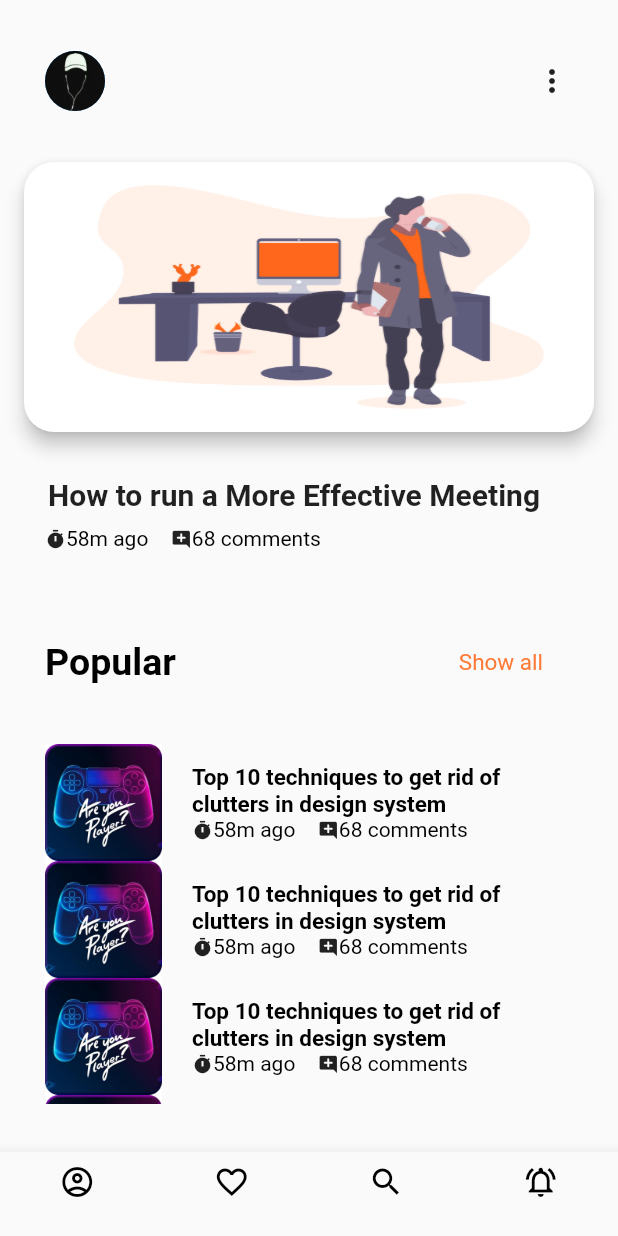
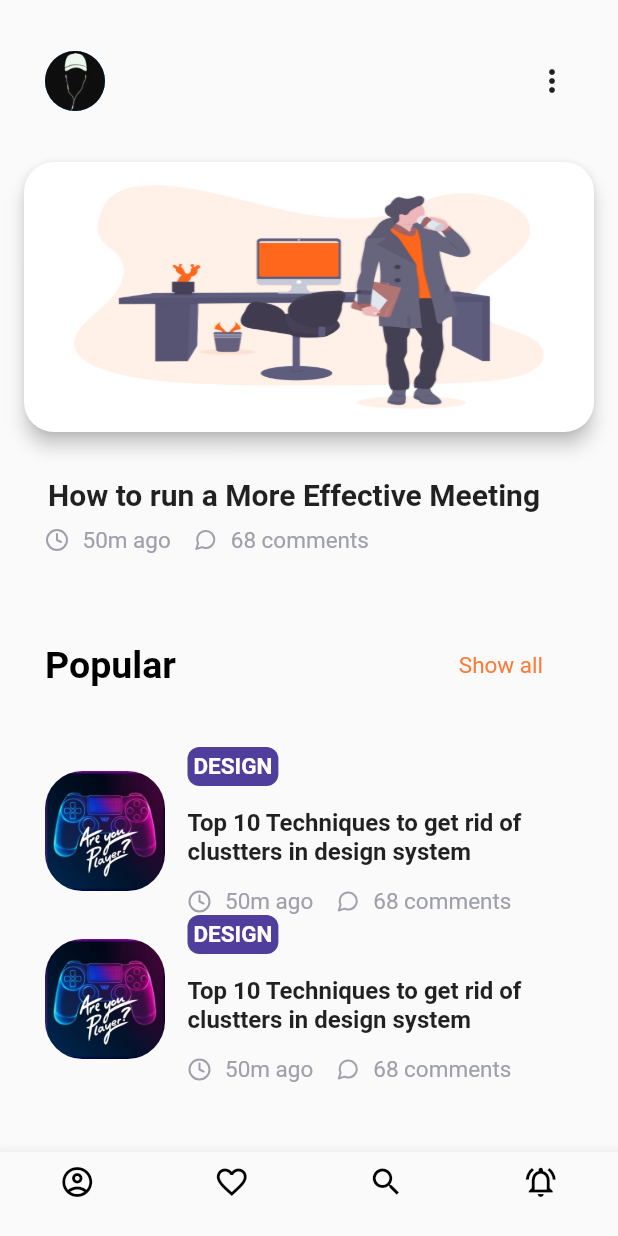
Before and after one commit to Crownedprinz/blog_app, a Flutter app: the screen it shows after launch, on a phone screen of 412 x 824 dp. Run offline on Flutter 3.47's test engine with Material 2 defaults, Android fonts, the phone set to English and light mode, and no system bars; our stand-ins replace floating_bottom_navigation_bar, flutter_icons.

Commit message:
ammended fonts, and the look of ListView in home page

```diff
--- a/lib/screens/FrontPage.dart
+++ b/lib/screens/FrontPage.dart
@@ -28,8 +28,6 @@ class _FrontPageState extends State<FrontPage> {
 
   getListViewCells(){
     List<Widget> widgets = [];
-    widgets.add(ShowCell());
-    widgets.add(ShowCell());
     widgets.add(ShowCell());
     widgets.add(ShowCell());
     return widgets;
--- a/lib/screens/ShowCell.dart
+++ b/lib/screens/ShowCell.dart
@@ -1,5 +1,6 @@
 import 'package:flutter/cupertino.dart';
 import 'package:flutter/material.dart';
+import 'package:flutter_icons/flutter_icons.dart';
 
 import 'ShowTimer.dart';
 
@@ -13,41 +14,59 @@ class ShowCell extends StatefulWidget {
 class ShowCellState extends State<ShowCell> {
   @override
   Widget build(BuildContext context) {
-    return Row(
-      children: [
-        Expanded(flex: 2, child: Image.asset('assets/images/gamePad.jpeg')),
-        SizedBox(
-          width: 20,
-        ),
-        Expanded(
-            flex: 6,
+    return Container(
+      // color: Colors.pink,
+      child: Row(
+        children: [
+          ClipRRect(
+            borderRadius: BorderRadius.circular(25),
+            child: Container(
+              height: 80,
+              width: 80,
+              // decoration: BoxDecoration(),
+              // color: Colors.black,
+              child:
+              Image.asset('assets/images/gamePad.jpeg', fit: BoxFit.cover),
+            ),
+          ),
+          SizedBox(width: 15),
+          Expanded(
             child: Column(
+              // mainAxisAlignment: MainAxisAlignment.spaceBetween,
               children: [
-                // new TextField(
-                //   textAlign: TextAlign.center,
-                //   decoration: new InputDecoration(
-                //       border: new OutlineInputBorder(
-                //         borderRadius: const BorderRadius.all(
-                //           const Radius.circular(10.0),
-                //         ),
-                //       ),
-                //       filled: true,
-                //       hintStyle: new TextStyle(color: Colors.white),
-                //       hintText: "DESIGN",
-                //       fillColor: Colors.deepPurple),
-                // ),
+                Row(
+                  children: [
+                    Container(
+                      decoration: BoxDecoration(
+                        color: Color(0xff503e9d),
+                        borderRadius: BorderRadius.circular(8),
+                      ),
+                      padding: EdgeInsets.all(4),
+                      child: Text(
+                        'DESIGN',
+                        style: TextStyle(
+                          color: Colors.white,
+                          fontSize: 15,
+                          fontWeight: FontWeight.bold,
+                        ),
+                      ),
+                    ),
+                  ],
+                ),
+                SizedBox(height: 15),
                 Text(
-                  'Top 10 techniques to get rid of clutters in design system',
+                  'Top 10 Techniques to get rid of clustters in design system',
                   style: TextStyle(
-                      fontSize: 15,
-                      color: Colors.black,
-                      fontWeight: FontWeight.bold,
-                      decoration: TextDecoration.none),
+                      fontSize: 16, fontWeight: FontWeight.w700),
                 ),
-                ShowTimer(),
+                SizedBox(height: 15),
+                ShowTimer()
               ],
-            ))
-      ],
+            ),
+          )
+        ],
+      ),
     );
+
   }
 }
--- a/lib/screens/ShowTimer.dart
+++ b/lib/screens/ShowTimer.dart
@@ -1,38 +1,54 @@
 import 'package:flutter/cupertino.dart';
 import 'package:flutter/material.dart';
+import 'package:flutter_icons/flutter_icons.dart';
 
 class ShowTimer extends StatelessWidget{
   @override
 
   @override
   Widget build(BuildContext context) {
-    return Row(
+    return   Row(
+      mainAxisAlignment: MainAxisAlignment.start,
       children: [
-        RichText(
-          text: TextSpan(
+        Container(
+          child: Row(
+            mainAxisAlignment:
+            MainAxisAlignment.spaceBetween,
             children: [
-              WidgetSpan(
-                child: Icon(Icons.timer, size: 14),
+              Icon(
+                Feather.clock,
+                size: 16,
+                color: Color(0xff9fa0a9),
               ),
-              TextSpan(
-                  text: "58m ago",
-                  style: TextStyle(color: Colors.black)),
+              SizedBox(width: 9),
+              Text(
+                '50m ago',
+                style: TextStyle(
+                    color: Color(0xff9fa0a9), fontSize: 15),
+              )
             ],
           ),
         ),
-        SizedBox(width: 15,),
-        RichText(
-          text: TextSpan(
+        SizedBox(width: 15),
+        Container(
+          child: Row(
+            mainAxisAlignment:
+            MainAxisAlignment.spaceBetween,
             children: [
-              WidgetSpan(
-                child: Icon(Icons.add_comment_rounded, size: 14),
+              Icon(
+                Feather.message_circle,
+                size: 16,
+                color: Color(0xff9fa0a9),
               ),
-              TextSpan(
-                  text: "68 comments",
-                  style: TextStyle(color: Colors.black,)),
+              SizedBox(width: 9),
+              Text(
+                '68 comments',
+                style: TextStyle(
+                    color: Color(0xff9fa0a9), fontSize: 15),
+              )
             ],
           ),
-        ),
+        )
       ],
     );
   }
--- a/pubspec.yaml
+++ b/pubspec.yaml
@@ -29,6 +29,8 @@ dependencies:
   # Use with the CupertinoIcons class for iOS style icons.
   cupertino_icons: ^1.0.0
   flutter_icons: ^1.1.0
+  flutter_svg: ^0.19.1
+  google_fonts: ^1.1.1
 
 dev_dependencies:
   floating_bottom_navigation_bar: ^1.4.1
```
Also changed, not shown: lib/screens/LoginPage.dart (added), pubspec.lock, 3 other files.
